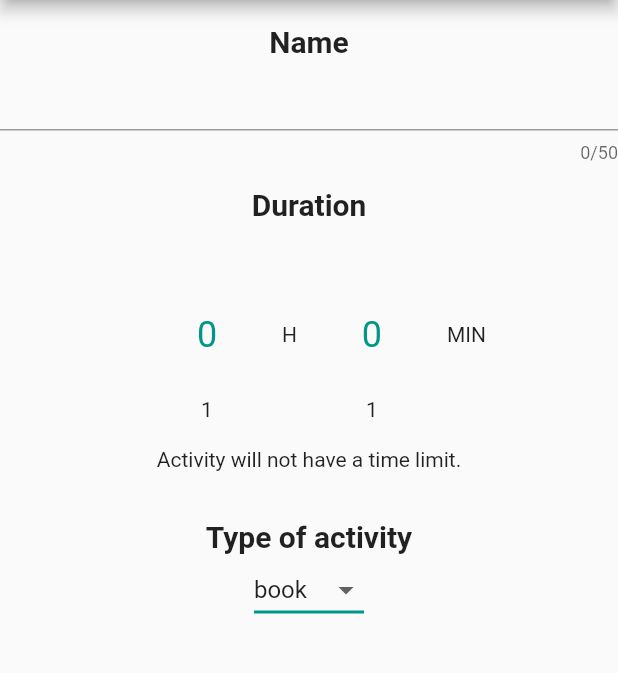
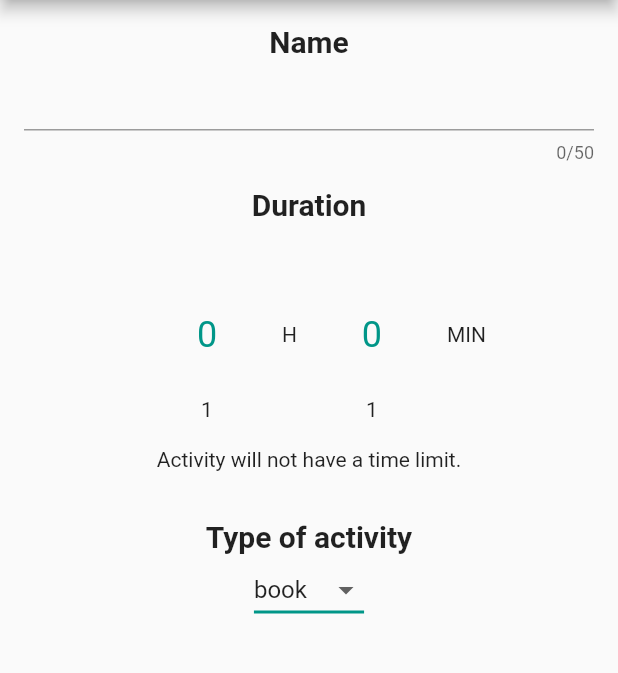
Before and after one commit to josovva/ActivityChooserApp, a Flutter app: the screen it shows after launch, after a tap on the "add" icon, on a phone screen of 412 x 824 dp, the part 84-757 px from its top. Run offline on Flutter 3.47's test engine with Material 2 defaults, Android fonts, the phone set to English and light mode, and no system bars; drawn by our look-alikes of flutter_rating_bar, numberpicker; our stand-ins replace flutter_slidable, hive, hive_flutter; accounts and stored records are empty.

Commit message:
UI changes.

```diff
--- a/lib/AddActivityPage/add_form.dart
+++ b/lib/AddActivityPage/add_form.dart
@@ -44,7 +44,9 @@ class AddActivityFormState extends State<AddActivityForm> {
             children: [
               const Text("Name",
                   style: TextStyle(fontSize: 20, fontWeight: FontWeight.bold)),
-              TextFormField(
+              Padding(
+                padding: const EdgeInsets.only(left: 16, right: 16),
+                child: TextFormField(
                   validator: (value) {
                     if (value == null || value.isEmpty) {
                       return 'Please enter the name of an activity!';
@@ -55,6 +57,7 @@ class AddActivityFormState extends State<AddActivityForm> {
                   },
                   maxLength: 50,
                   textAlign: TextAlign.center,
+                ),
               ),
             ],
           ),
--- a/lib/Repository/activity_database.dart
+++ b/lib/Repository/activity_database.dart
@@ -10,6 +10,7 @@ class ActivityDataBase {
     'fun',
     'movie',
     'sport',
+    'travel',
     'work',
     'other'
   ];
--- a/lib/main.dart
+++ b/lib/main.dart
@@ -8,7 +8,7 @@ void main() async {
   Hive.registerAdapter(ActivityAdapter());
 
   // ignore: unused_local_variable
-  await Hive.openBox('storageActivities');
+  var box = await Hive.openBox('storageActivities');
 
   runApp(const ActivityChooserApp());
 }
```
Also changed, not shown: lib/EditActivityPage/edit_form.dart (+5 -3 lines). Lines whose indentation alone changed are shown as unchanged.
